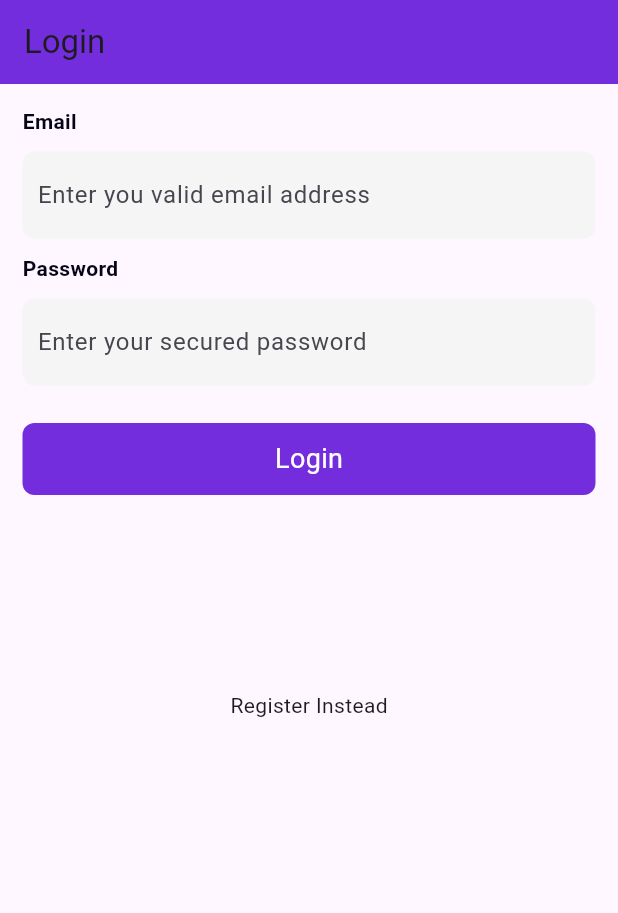
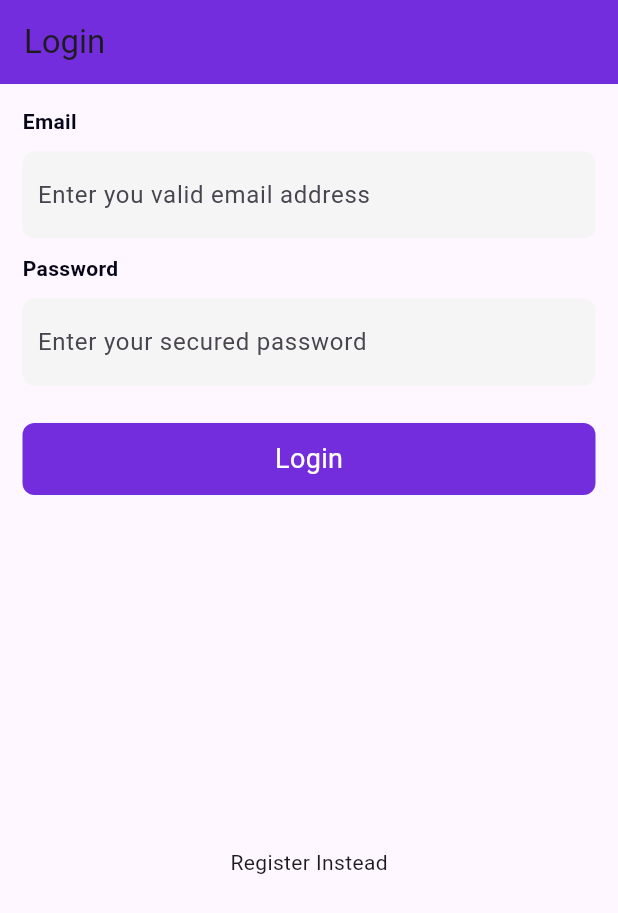
Before and after one commit to DannyMarvel/Danny_API, a Flutter app: the screen it shows after launch, on a phone screen of 412 x 824 dp. Shown: the top 913 px of the screen. Run offline on Flutter 3.47's test engine with Material 3 defaults, Android fonts, the phone set to English and light mode, and no system bars; our stand-ins replace shared_preferences.

Commit message:
first day

```diff
--- a/lib/screens/authentication/login.dart
+++ b/lib/screens/authentication/login.dart
@@ -87,6 +87,12 @@ class _LoginPageState extends State<LoginPage> {
                       Text(''),
                       Text(''),
                       Text(''),
+                      Text(''),
+                      Text(''),
+                      Text(''),
+                      Text(''),
+                      Text(''),
+
 
 
 
```
